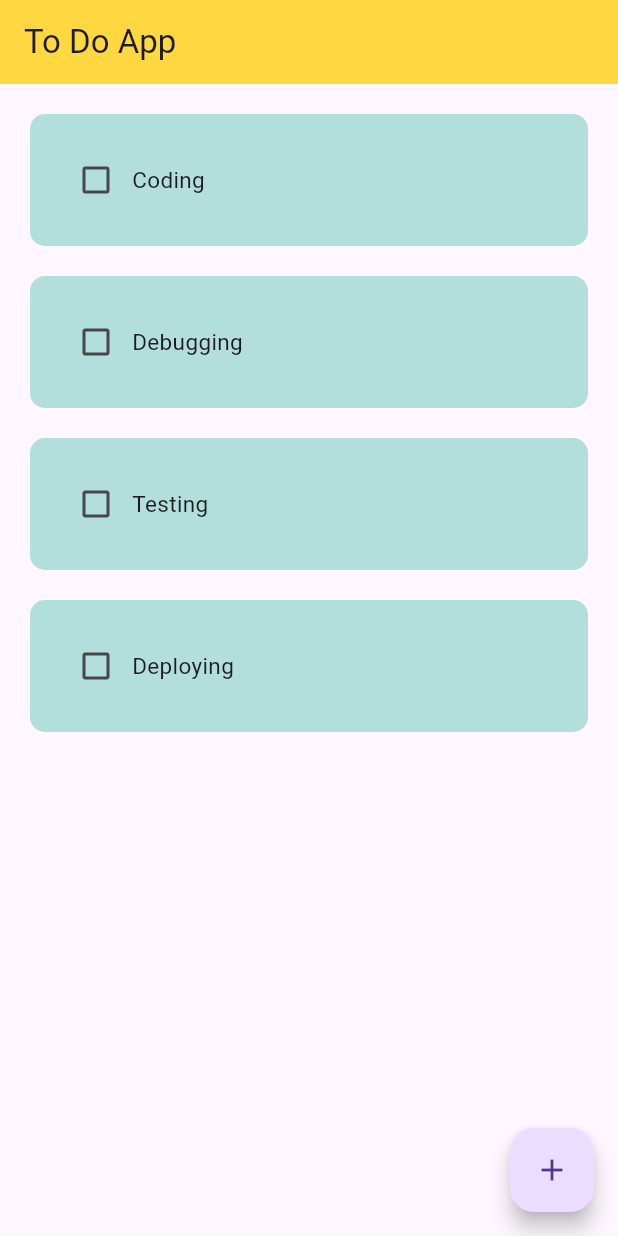
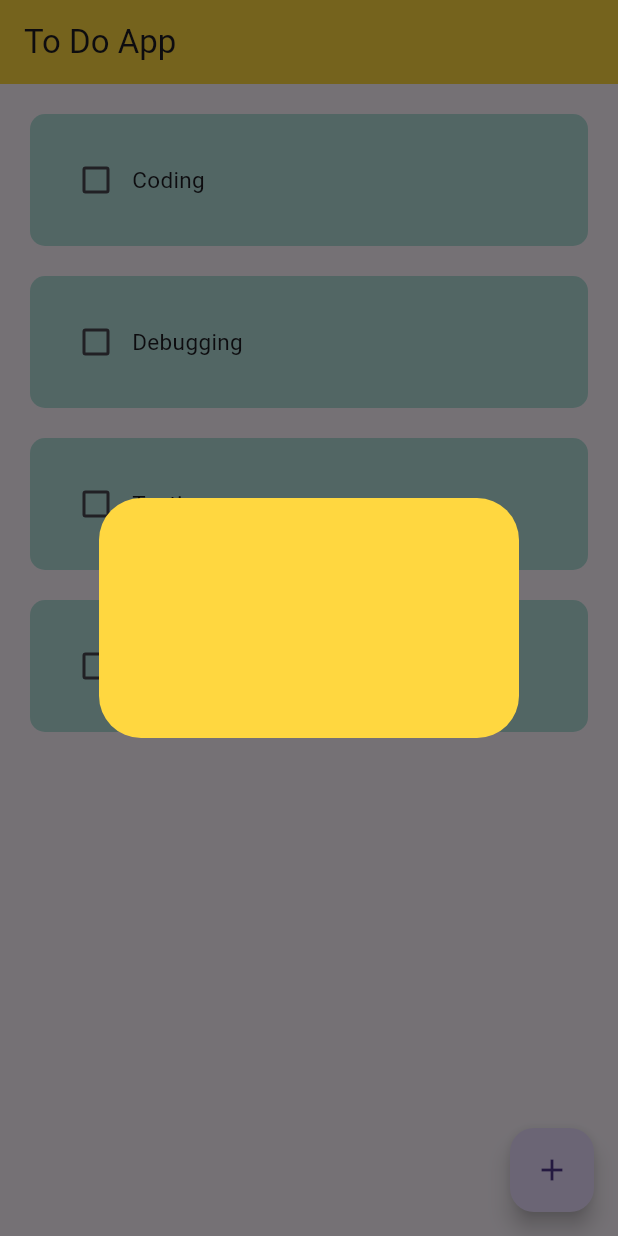
Before and after one commit to lxmwaniky/to_do_app, a Flutter app: the screen it shows after launch, after a tap on the "add" icon, on a phone screen of 412 x 824 dp. Run offline on Flutter 3.47's test engine with Material 3 defaults, Android fonts, the phone set to English and light mode, and no system bars.

Commit message:
Update UI and logic for ToDoList in HomePage

```diff
--- a/lib/main.dart
+++ b/lib/main.dart
@@ -10,6 +10,9 @@ class MyApp extends StatelessWidget {
 
   @override
   Widget build(BuildContext context) {
-    return const HomePage();
+    return const MaterialApp(
+      debugShowCheckedModeBanner: false,
+      home: HomePage(),
+    );
   }
 }
--- a/lib/pages/home_page.dart
+++ b/lib/pages/home_page.dart
@@ -34,9 +34,7 @@ class _HomePageState extends State<HomePage> {
 
   @override
   Widget build(BuildContext context) {
-    return MaterialApp(
-      debugShowCheckedModeBanner: false,
-      home: Scaffold(
+    return Scaffold(
       appBar: AppBar(
         title: const Text('To Do App'),
         backgroundColor: Colors.amberAccent,
@@ -52,7 +50,8 @@ class _HomePageState extends State<HomePage> {
         }),
       ),
       floatingActionButton: FloatingActionButton(
-            onPressed: createTask, child: const Icon(Icons.add)),
+        onPressed: createTask,
+        child: const Icon(Icons.add),
       ),
     );
   }
--- a/lib/utils/dialog_box.dart
+++ b/lib/utils/dialog_box.dart
@@ -5,6 +5,11 @@ class DialogBox extends StatelessWidget {
 
   @override
   Widget build(BuildContext context) {
-    return AlertDialog();
+    return AlertDialog(
+      backgroundColor: Colors.amberAccent,
+      content: Container(
+        height: 120,
+      ),
+    );
   }
 }
```
Lines whose indentation alone changed are shown as unchanged.
